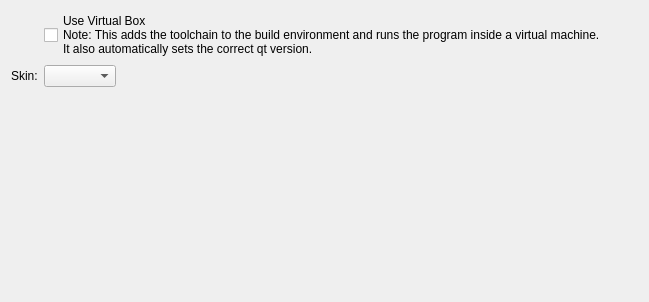
Above: src/plugins/qt4projectmanager/embeddedpropertiespage.ui from qt-creator/qt-creator before the change. Below: the same form after it.
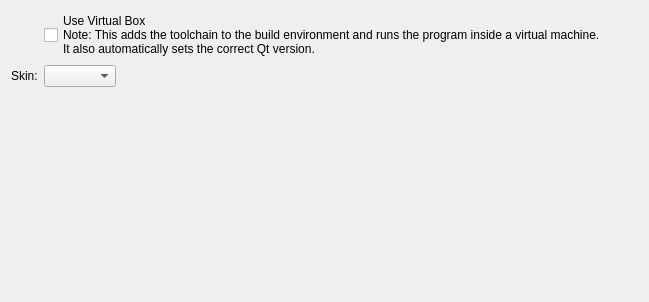
That is the form after the change.

Diff of the .ui file:
```diff
--- a/src/plugins/qt4projectmanager/embeddedpropertiespage.ui
+++ b/src/plugins/qt4projectmanager/embeddedpropertiespage.ui
@@ -20,7 +20,7 @@
        <property name="text" >
         <string>Use Virtual Box&#xd;
 Note: This adds the toolchain to the build environment and runs the program inside a virtual machine.&#xd;
-It also automatically sets the correct qt version.</string>
+It also automatically sets the correct Qt version.</string>
        </property>
       </widget>
      </item>
```
